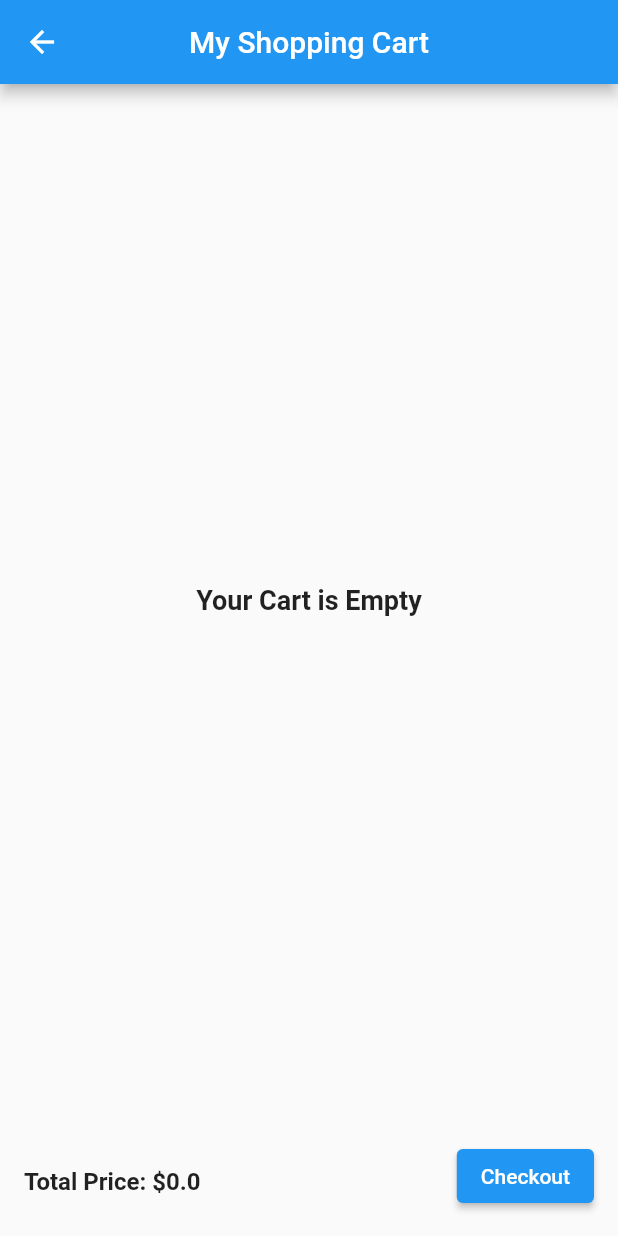
After one commit to edward-billy/pay-u-mobile, a Flutter app: the CartScreen screen opened directly, after a tap on "Checkout", on a phone screen of 412 x 824 dp. The commit adds this screen. Run offline on Flutter 3.47's test engine with Material 2 defaults, Android fonts, the phone set to English and light mode, and no system bars; our stand-ins replace google_fonts, shared_preferences, sqflite; accounts and stored records are empty.

Commit message:
branch for method, not working but worth to try

```diff
--- /dev/null
+++ b/lib/app/DBHelper.dart
@@ -0,0 +1,93 @@
+import 'package:sqflite/sqflite.dart';
+import 'package:path_provider/path_provider.dart';
+import 'package:path/path.dart';
+import 'dart:io' as io;
+import 'package:payu/app/cart.dart';
+
+class DBHelper {
+  static Database? _database;
+
+  Future<Database?> get database async {
+    if (_database != null) {
+      return _database!;
+    }
+    _database = await initDatabase();
+    return null;
+  }
+
+  initDatabase() async {
+    io.Directory directory = await getApplicationDocumentsDirectory();
+    String path = join(directory.path, 'cart.db');
+    var db = await openDatabase(path, version: 1, onCreate: _onCreate);
+    return db;
+  }
+
+// creating database table
+  // _onCreate(Database db, int version) async {
+  //   await db.execute(
+  //       'CREATE TABLE cart(id INTEGER PRIMARY KEY, productId VARCHAR UNIQUE, productName TEXT, initialPrice INTEGER, productPrice INTEGER, quantity INTEGER, unitTag TEXT, image TEXT)');
+  // }
+  _onCreate(Database db, int version) async {
+    String tableName = "cart";
+    String columnId = "id";
+    String columnProductId = "productId";
+    String columnProductName = "productName";
+    String columnInitialPrice = "initialPrice";
+    String columnProductPrice = "productPrice";
+    String columnQuantity = "quantity";
+    String columnKategori = "kategori"; // Ubah nama kolom menjadi "kategori"
+    String columnImage = "image";
+
+    await db.execute('''
+    CREATE TABLE $tableName (
+      $columnId INTEGER PRIMARY KEY,
+      $columnProductId VARCHAR UNIQUE,
+      $columnProductName TEXT,
+      $columnInitialPrice INTEGER,
+      $columnProductPrice INTEGER,
+      $columnQuantity INTEGER,
+      $columnKategori TEXT, // Ubah nama kolom menjadi "kategori"
+      $columnImage TEXT
+    )
+  ''');
+    print("terbuat");
+  }
+
+// inserting data into the table
+  Future<Cart> insert(Cart cart) async {
+    var dbClient = await database;
+    await dbClient!.insert('cart', cart.toMap());
+    return cart;
+  }
+
+// getting all the items in the list from the database
+  // Future<List<Cart>> getCartList() async {
+  //   var dbClient = await database;
+  //   final List<Map<String, Object?>> queryResult =
+  //       await dbClient!.query('cart');
+  //   return queryResult.map((result) => Cart.fromMap(result)).toList();
+  // }
+  Future<List<Cart>> getCartList() async {
+    var dbClient = await database;
+    if (dbClient != null) {
+      final List<Map<String, Object?>> queryResult =
+          await dbClient.query('cart');
+      return queryResult.map((result) => Cart.fromMap(result)).toList();
+    } else {
+      // Handle the case where the database is null
+      return []; // Return an empty list or an appropriate error response
+    }
+  }
+
+  Future<int> updateQuantity(Cart cart) async {
+    var dbClient = await database;
+    return await dbClient!.update('cart', cart.toMap(),
+        where: "productId = ?", whereArgs: [cart.productId]);
+  }
+
+// deleting an item from the cart screen
+  Future<int> deleteCartItem(int id) async {
+    var dbClient = await database;
+    return await dbClient!.delete('cart', where: 'id = ?', whereArgs: [id]);
+  }
+}
--- /dev/null
+++ b/lib/app/cart.dart
@@ -0,0 +1,42 @@
+import 'package:flutter/cupertino.dart';
+
+class Cart {
+  int? id;
+  String? productId;
+  String? productName;
+  int? productPrice;
+  ValueNotifier<int>? quantity;
+  String? kategori;
+  String? image;
+
+  Cart({
+    required this.id,
+    required this.productId,
+    required this.productName,
+    required this.productPrice,
+    required this.quantity,
+    required this.kategori,
+    required this.image,
+  });
+
+  Cart.fromMap(Map<dynamic, dynamic> data)
+      : id = data['id'],
+        productId = data['productId'],
+        productName = data['productName'],
+        productPrice = data['productPrice'],
+        quantity = ValueNotifier<int>(data['quantity']),
+        kategori = data['kategori'],
+        image = data['image'];
+
+  Map<String, dynamic> toMap() {
+    return {
+      'id': id,
+      'productId': productId,
+      'productName': productName,
+      'productPrice': productPrice,
+      'quantity': quantity?.value,
+      'kategori': kategori,
+      'image': image,
+    };
+  }
+}
--- /dev/null
+++ b/lib/app/cartProvider.dart
@@ -0,0 +1,103 @@
+import 'package:flutter/cupertino.dart';
+import 'package:payu/app/DBHelper.dart';
+import 'package:payu/app/cart.dart';
+import 'package:shared_preferences/shared_preferences.dart';
+
+class CartProvider with ChangeNotifier {
+  DBHelper dbHelper = DBHelper();
+  int _counter = 0;
+  int _quantity = 1;
+  int get counter => _counter;
+  int get quantity => _quantity;
+
+  double _totalPrice = 0.0;
+  double get totalPrice => _totalPrice;
+
+  List<Cart> cart = [];
+
+  Future<List<Cart>> getData() async {
+    cart = await dbHelper.getCartList();
+    notifyListeners();
+    return cart;
+  }
+
+  void _setPrefsItems() async {
+    SharedPreferences prefs = await SharedPreferences.getInstance();
+    prefs.setInt('cart_items', _counter);
+    prefs.setInt('item_quantity', _quantity);
+    prefs.setDouble('total_price', _totalPrice);
+    notifyListeners();
+  }
+
+  void _getPrefsItems() async {
+    SharedPreferences prefs = await SharedPreferences.getInstance();
+    _counter = prefs.getInt('cart_items') ?? 0;
+    _quantity = prefs.getInt('item_quantity') ?? 1;
+    _totalPrice = prefs.getDouble('total_price') ?? 0;
+  }
+
+  void addCounter() {
+    _counter++;
+    _setPrefsItems();
+    notifyListeners();
+  }
+
+  void removeCounter() {
+    _counter--;
+    _setPrefsItems();
+    notifyListeners();
+  }
+
+  int getCounter() {
+    _getPrefsItems();
+    return _counter;
+  }
+
+  void addQuantity(int id) {
+    final index = cart.indexWhere((element) => element.id == id);
+    cart[index].quantity!.value = cart[index].quantity!.value + 1;
+    _setPrefsItems();
+    notifyListeners();
+  }
+
+  void deleteQuantity(int id) {
+    final index = cart.indexWhere((element) => element.id == id);
+    final currentQuantity = cart[index].quantity!.value;
+    if (currentQuantity <= 1) {
+      currentQuantity == 1;
+    } else {
+      cart[index].quantity!.value = currentQuantity - 1;
+    }
+    _setPrefsItems();
+    notifyListeners();
+  }
+
+  void removeItem(int id) {
+    final index = cart.indexWhere((element) => element.id == id);
+    cart.removeAt(index);
+    _setPrefsItems();
+    notifyListeners();
+  }
+
+  int getQuantity(int quantity) {
+    _getPrefsItems();
+    return _quantity;
+  }
+
+  void addTotalPrice(double productPrice) {
+    _totalPrice = _totalPrice + productPrice;
+    _setPrefsItems();
+    notifyListeners();
+  }
+
+  void removeTotalPrice(double productPrice) {
+    _totalPrice = _totalPrice - productPrice;
+    _setPrefsItems();
+    notifyListeners();
+  }
+
+  double getTotalPrice() {
+    _getPrefsItems();
+    return _totalPrice;
+  }
+}
--- /dev/null
+++ b/lib/views/cartScreen.dart
@@ -0,0 +1,228 @@
+import 'package:flutter/material.dart';
+import 'package:provider/provider.dart';
+import 'package:flutter/services.dart';
+
+import 'package:intl/intl.dart';
+
+import '../app/DBHelper.dart';
+import '../app/api.dart';
+import '../app/cart.dart';
+import '../app/cartProvider.dart';
+
+final _scaffoldKey = GlobalKey<ScaffoldState>();
+
+class CartScreen extends StatefulWidget {
+  const CartScreen({Key? key}) : super(key: key);
+
+  @override
+  State<CartScreen> createState() => _CartScreenState();
+}
+
+class _CartScreenState extends State<CartScreen> {
+  DBHelper? dbHelper = DBHelper();
+
+  @override
+  void initState() {
+    super.initState();
+    context.read<CartProvider>().getData();
+  }
+
+  _showMsg(msg) {
+    final snackBar = SnackBar(
+      content: Text(msg),
+    );
+    if (_scaffoldKey.currentState != null) {
+      ScaffoldMessenger.of(_scaffoldKey.currentContext!).showSnackBar(snackBar);
+    }
+  }
+
+  @override
+  Widget build(BuildContext context) {
+    final cart = Provider.of<CartProvider>(context);
+    return Scaffold(
+      appBar: AppBar(
+        centerTitle: true,
+        title: const Text('My Shopping Cart'),
+        actions: [
+          // FlutterBadge(
+          //   hideZeroCount: true,
+          //   hideZeroCountIfEmpty: true,
+          //   itemCount: cart.getCounter(),
+          //   icon: const Icon(Icons.shopping_cart),
+          // ),
+          const SizedBox(
+            width: 20.0,
+          ),
+        ],
+      ),
+      body: Column(
+        children: [
+          Expanded(
+            child: Consumer<CartProvider>(
+              builder: (BuildContext context, provider, widget) {
+                if (provider.cart.isEmpty) {
+                  return const Center(
+                    child: Text(
+                      'Your Cart is Empty',
+                      style: TextStyle(
+                        fontWeight: FontWeight.bold,
+                        fontSize: 18.0,
+                      ),
+                    ),
+                  );
+                } else {
+                  return ListView.builder(
+                    shrinkWrap: true,
+                    itemCount: provider.cart.length,
+                    itemBuilder: (context, index) {
+                      return Card(
+                        color: Colors.blueGrey.shade200,
+                        elevation: 5.0,
+                        child: Padding(
+                          padding: const EdgeInsets.all(4.0),
+                          child: Row(
+                            mainAxisAlignment: MainAxisAlignment.spaceEvenly,
+                            mainAxisSize: MainAxisSize.max,
+                            children: [
+                              Image(
+                                height: 80,
+                                width: 80,
+                                image: AssetImage(provider.cart[index].image!),
+                              ),
+                              SizedBox(
+                                width: 130,
+                                child: Column(
+                                  crossAxisAlignment: CrossAxisAlignment.start,
+                                  children: [
+                                    const SizedBox(
+                                      height: 5.0,
+                                    ),
+                                    RichText(
+                                      overflow: TextOverflow.ellipsis,
+                                      maxLines: 1,
+                                      text: TextSpan(
+                                        text: 'Name: ',
+                                        style: TextStyle(
+                                          color: Colors.blueGrey.shade800,
+                                          fontSize: 16.0,
+                                        ),
+                                        children: [
+                                          TextSpan(
+                                            text:
+                                                '${provider.cart[index].productName!}\n',
+                                            style: const TextStyle(
+                                              fontWeight: FontWeight.bold,
+                                            ),
+                                          ),
+                                        ],
+                                      ),
+                                    ),
+                                    RichText(
+                                      maxLines: 1,
+                                      text: TextSpan(
+                                        text: 'Unit: ',
+                                        style: TextStyle(
+                                          color: Colors.blueGrey.shade800,
+                                          fontSize: 16.0,
+                                        ),
+                                        children: [
+                                          TextSpan(
+                                            text:
+                                                '${provider.cart[index].kategori!}\n',
+                                            style: const TextStyle(
+                                              fontWeight: FontWeight.bold,
+                                            ),
+                                          ),
+                                        ],
+                                      ),
+                                    ),
+                                    RichText(
+                                      maxLines: 1,
+                                      text: TextSpan(
+                                        text: 'Price: ' r"$",
+                                        style: TextStyle(
+                                          color: Colors.blueGrey.shade800,
+                                          fontSize: 16.0,
+                                        ),
+                                        children: [
+                                          TextSpan(
+                                            text:
+                                                '${provider.cart[index].productPrice!}\n',
+                                            style: const TextStyle(
+                                              fontWeight: FontWeight.bold,
+                                            ),
+                                          ),
+                                        ],
+                                      ),
+                                    ),
+                                    RichText(
+                                      maxLines: 1,
+                                      text: TextSpan(
+                                        text: 'Quantity: ',
+                                        style: TextStyle(
+                                          color: Colors.blueGrey.shade800,
+                                          fontSize: 16.0,
+                                        ),
+                                        children: [
+                                          TextSpan(
+                                            text:
+                                                '${provider.cart[index].quantity}\n',
+                                            style: const TextStyle(
+                                              fontWeight: FontWeight.bold,
+                                            ),
+                                          ),
+                                        ],
+                                      ),
+                                    ),
+                                  ],
+                                ),
+                              ),
+                              IconButton(
+                                onPressed: () {
+                                  provider.removeItem(index);
+                                },
+                                icon: const Icon(Icons.delete),
+                                color: Colors.red,
+                              ),
+                            ],
+                          ),
+                        ),
+                      );
+                    },
+                  );
+                }
+              },
+            ),
+          ),
+          Container(
+            padding: const EdgeInsets.all(16.0),
+            child: Row(
+              mainAxisAlignment: MainAxisAlignment.spaceBetween,
+              children: [
+                Column(
+                  crossAxisAlignment: CrossAxisAlignment.start,
+                  children: [
+                    const SizedBox(height: 8.0),
+                    Text(
+                      'Total Price: \$${cart.getTotalPrice()}',
+                      style: const TextStyle(
+                        fontWeight: FontWeight.bold,
+                        fontSize: 16.0,
+                      ),
+                    ),
+                  ],
+                ),
+                ElevatedButton(
+                  onPressed: () {
+                    _showMsg("Berhasil Checkout!");
+                  },
+                  child: const Text('Checkout'),
+                ),
+              ],
+            ),
+          ),
+        ],
+      ),
+    );
+  }
+}
--- a/pubspec.yaml
+++ b/pubspec.yaml
@@ -42,6 +42,10 @@ dependencies:
   cupertino_icons: ^1.0.2
   number_pagination: ^0.0.3+2
   file_picker: ^5.3.0
+  path_provider: ^2.0.10
+  sqflite: ^2.0.2+1
+  badges: ^2.0.2
+  provider: ^6.0.3
 
 dev_dependencies:
   flutter_test:
```
Also changed, not shown: lib/app/produk.dart (added, +21 -0 lines), lib/views/cartKategori.dart (+41 -0 lines), pubspec.lock, 1 other file.
